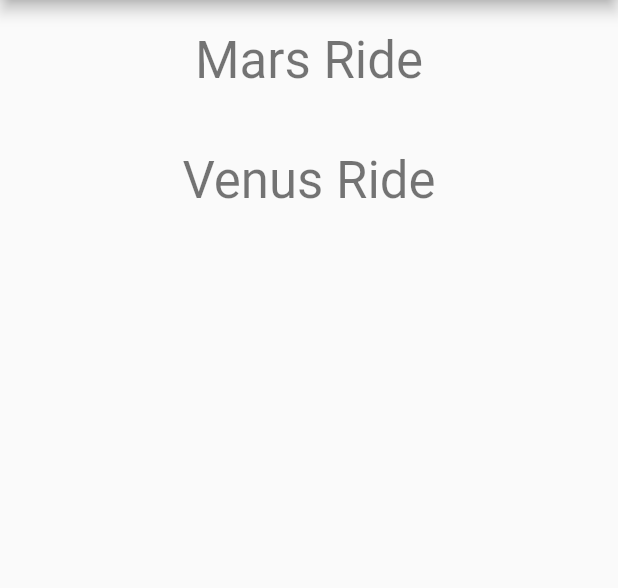
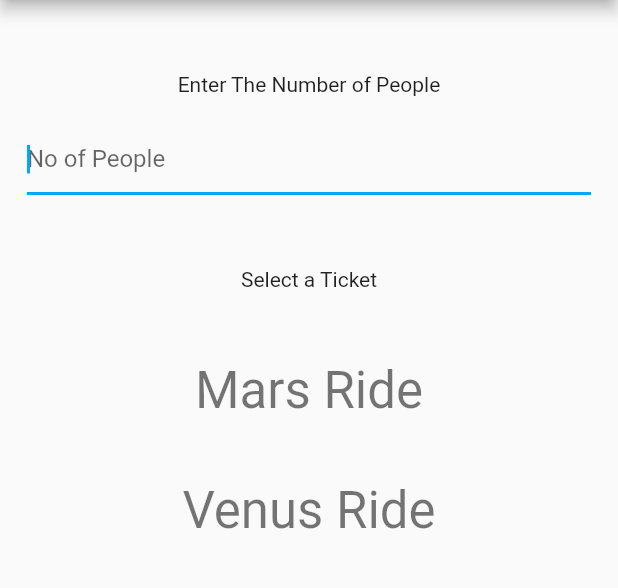
Before and after one commit to dansbrainy/heavens_ticket, a Flutter app: the screen it shows after launch, on a phone screen of 412 x 824 dp, the part 84-672 px from its top. Run offline on Flutter 3.47's test engine with Material 2 defaults, Android fonts, the phone set to English and light mode, and no system bars; our stand-ins replace simple_animations, supercharged; missing offline and left inert: dart:html, emojis.

Commit message:
Modified Layout

```diff
--- a/lib/main.dart
+++ b/lib/main.dart
@@ -62,6 +62,7 @@ class HomePage extends StatefulWidget {
 }
 
 class _HomePageState extends State<HomePage> {
+  Ticket ticket;
   var totalCost = 0;
 
   // void changeVariableOnUI() {
@@ -104,23 +105,23 @@ class _HomePageState extends State<HomePage> {
             SizedBox(
               height: 18.0,
             ),
-            TextField(
-              autofocus: true,
-              textCapitalization: TextCapitalization.words,
-              decoration: InputDecoration(
-                hintText: 'Enter The No of People',
-              ),
-              onChanged: (text) {
-                // changeVariableOnUI();
-                totalCost = (int.parse(text) + ticket.price) as int;
-                setState(
-                    () => totalCost = (int.parse(text) + ticket.price) as int);
-                print(totalCost);
-              },
-            ),
-            SizedBox(
-              height: 18.0,
-            ),
+            // TextField(
+            //   autofocus: true,
+            //   textCapitalization: TextCapitalization.words,
+            //   decoration: InputDecoration(
+            //     hintText: 'Enter The No of People',
+            //   ),
+            //   onChanged: (text) {
+            //     // changeVariableOnUI();
+            //     totalCost = (int.parse(text) + ticket.price) as int;
+            //     setState(
+            //         () => totalCost = (int.parse(text) + ticket.price) as int);
+            //     print(totalCost);
+            //   },
+            // ),
+            // SizedBox(
+            //   height: 18.0,
+            // ),
             Text('Your Total Cost is: $totalCost'),
             SizedBox(
               height: 18.0,
@@ -166,8 +167,6 @@ class _HomePageState extends State<HomePage> {
 
   @override
   Widget build(BuildContext context) {
-    // TODO: implement build
-    // throw UnimplementedError();
     return Scaffold(
       appBar: AppBar(
         backgroundColor: Colors.amber,
@@ -176,10 +175,56 @@ class _HomePageState extends State<HomePage> {
         centerTitle: true,
         automaticallyImplyLeading: true,
       ),
-        body: ListView.builder(
+      body: Column(
+        // color: Color(0xff258DED),
+        // alignment: Alignment.center,
+        children: <Widget>[
+          Padding(
+              padding: const EdgeInsets.all(18.0),
+              child: Column(
+                  crossAxisAlignment: CrossAxisAlignment.center,
+                  children: [
+                    SizedBox(
+                      height: 30.0,
+                    ),
+                    Text(
+                        // ticket.name,
+                        // style: localTheme.textTheme.headline4,
+                        "Enter The Number of People"),
+                    SizedBox(
+                      height: 18.0,
+                    ),
+                    TextField(
+                      autofocus: true,
+                      textCapitalization: TextCapitalization.words,
+                      decoration: InputDecoration(
+                        hintText: 'No of People',
+                      ),
+                      onChanged: (text) {
+                        // changeVariableOnUI();
+                        totalCost = (int.parse(text) + ticket.price) as int;
+                        setState(() => totalCost =
+                            (int.parse(text) + ticket.price) as int);
+                        print(totalCost);
+                      },
+                    ),
+                    SizedBox(
+                      height: 48.0,
+                    ),
+                    Text('Select a Ticket'),
+                    SizedBox(
+                      height: 8.0,
+                    ),
+                  ])),
+          ListView.builder(
             itemCount: _tickets.length,
             itemExtent: 80.0,
             itemBuilder: _listItemBuilder,
-        ));
+            shrinkWrap: true,
+          )
+          //all the children widgets that you need
+        ],
+      ),
+    );
   }
 }
```
Lines whose indentation alone changed are shown as unchanged.
